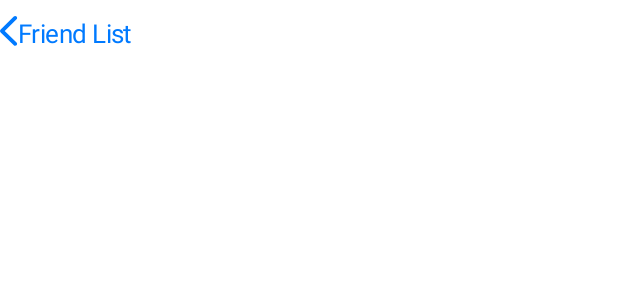
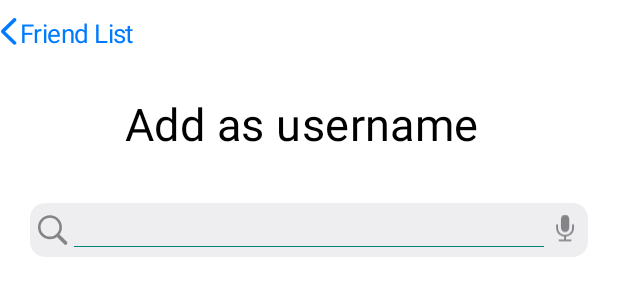
Before and after one commit to tukcomCD2024/4K, an Android app: the layout activity_add_friend.xml on its own in the app's theme, with its tools: preview values and no code run, on a phone screen of 412 x 824 dp. Shown: the top 300 px of the screen. Run offline under Robolectric (Android 15) with nearby library versions, the phone set to English and light mode, and no system bars.

Commit message:
addfrined ui
addfriend ui

```diff
--- a/app/src/main/AndroidManifest.xml
+++ b/app/src/main/AndroidManifest.xml
@@ -16,7 +16,7 @@
         tools:targetApi="31">
         <activity
             android:name=".AddFriend"
-            android:exported="false" />
+            android:exported="true" />
         <activity
             android:name=".NaviActivity"
             android:exported="true" />
--- a/app/src/main/res/layout/activity_add_friend.xml
+++ b/app/src/main/res/layout/activity_add_friend.xml
@@ -21,7 +21,7 @@
 
             <ImageView
                 android:layout_width="12dp"
-                android:layout_height="20dp"
+                android:layout_height="18dp"
                 android:src="@drawable/chevron_left"
                 android:gravity="right|center_vertical"
                 android:layout_centerVertical="true"
@@ -32,8 +32,8 @@
                 android:id="@+id/left_title"
                 android:layout_width="91dp"
                 android:layout_height="22dp"
-                android:layout_marginStart="12dp"
                 android:layout_marginTop="10dp"
+                android:layout_marginStart="13dp"
                 android:text="@string/back_friend_list"
                 android:textAppearance="@style/back_friend_list"
                 android:lineSpacingExtra="-1sp"
@@ -49,5 +49,76 @@
 
     </RelativeLayout>
 
+    <RelativeLayout
+        android:layout_width="match_parent"
+        android:layout_height="141dp"
+        android:layout_marginTop="42dp"
+        app:layout_constraintEnd_toEndOf="parent"
+        app:layout_constraintStart_toStartOf="parent"
+        app:layout_constraintTop_toTopOf="parent">
+
+        <RelativeLayout
+            android:layout_width="match_parent"
+            android:layout_height="81dp"
+            android:layout_marginStart="20dp"
+            android:layout_marginEnd="20dp">
+
+            <TextView
+                android:id="@+id/large_title"
+                android:layout_width="361dp"
+                android:layout_height="41dp"
+                android:layout_marginTop="20dp"
+                android:text="@string/add_friend_large_title"
+                android:textAppearance="@style/add_friend_large_title"
+                android:lineSpacingExtra="0sp"
+                android:translationY="-0.04sp"
+                android:gravity="center_horizontal|top"
+                />
+            <!--
+            Font family: Nunito
+            Line height: 41sp
+            (identical to box height)
+            translationY compensates for the line height adjustment of text
+            -->
+
+        </RelativeLayout>
+
+        <RelativeLayout
+            android:layout_marginTop="93dp"
+            android:layout_width="match_parent"
+            android:layout_height="36dp"
+            android:layout_marginStart="20dp"
+            android:layout_marginEnd="20dp"
+            android:background="@drawable/searchfield">
+
+            <ImageView
+                android:layout_width="20dp"
+                android:layout_height="match_parent"
+                android:layout_marginStart="5dp"
+                android:src="@drawable/friendsearch"
+                android:background="@android:color/transparent"/>
+
+            <EditText
+                android:id="@+id/editText2"
+                android:layout_width="match_parent"
+                android:layout_height="36dp"
+                android:textColor="@color/black"
+                android:layout_marginStart="25dp"
+                android:layout_marginTop="18dp"
+                android:layout_marginEnd="25dp" />
+
+            <ImageView
+                android:layout_width="20dp"
+                android:layout_marginTop="5dp"
+                android:layout_height="match_parent"
+                android:layout_alignParentEnd="true"
+                android:layout_marginEnd="5dp"
+                android:background="@android:color/transparent"
+                android:src="@drawable/microphone" />
+
+        </RelativeLayout>
+
+    </RelativeLayout>
+
 
 </androidx.constraintlayout.widget.ConstraintLayout>
--- a/app/src/main/res/values/strings.xml
+++ b/app/src/main/res/values/strings.xml
@@ -75,4 +75,9 @@
         Friend List
     </string>
 
+    <string name="add_friend_large_title">
+        Add as username
+    </string>
+
+
 </resources>
--- a/app/src/main/res/values/themes.xml
+++ b/app/src/main/res/values/themes.xml
@@ -94,4 +94,10 @@
         <item name="android:textColor">#007AFF</item>
     </style>
 
+    <style name="add_friend_large_title">
+        <item name="android:textSize">30sp</item>
+        <item name="android:letterSpacing">0.01</item>
+        <item name="android:textColor">#000000</item>
+    </style>
+
 </resources>
```
